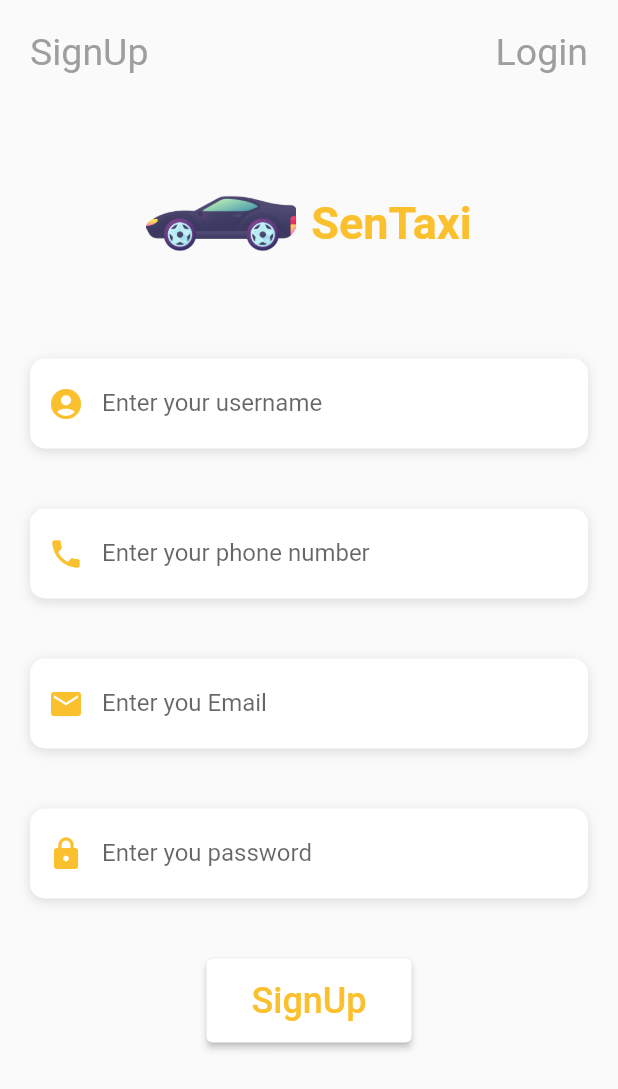
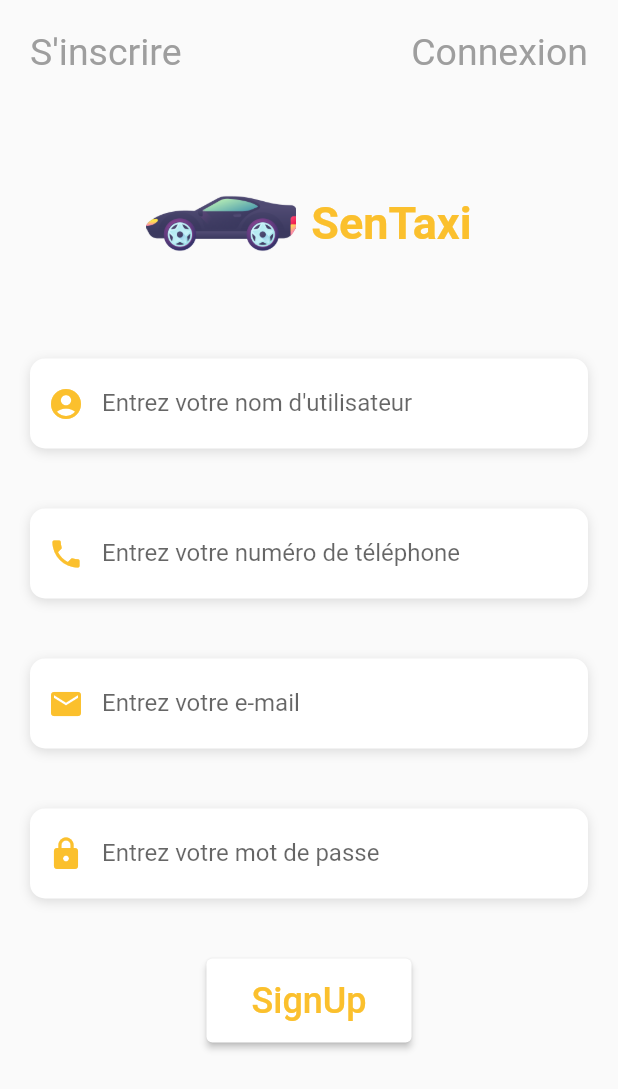
Before and after one commit to omar6260/taxi-app, a Flutter app: the LoginSignUp screen opened directly, on a phone screen of 412 x 824 dp. Shown: the top 1089 px of the screen. Run offline on Flutter 3.47's test engine with Material 2 defaults, Android fonts, the phone set to English and light mode, and no system bars; our stand-ins replace animated_text_kit, avatar_glow, cloud_firestore, firebase_auth, firebase_core, google_maps_flutter; missing offline and left inert: flutter_onboard, flutter_polyline_points; accounts and stored records are empty; Roboto replaces fonts that are missing (Opensans).

Commit message:
add to modification 1

```diff
--- a/lib/pages/login.dart
+++ b/lib/pages/login.dart
@@ -72,11 +72,11 @@ class _LoginSignUpState extends State<LoginSignUp> {
           onTap: () {
             setState(() {
               signUpPage = true;
-              btnText = "SignUp";
+              btnText = "S'inscrire";
             });
           },
-          child: Text(
-            "SignUp",
+          child: const Text(
+            "S'inscrire",
             style: TextStyle(color: Colors.grey, fontSize: 25),
           ),
         ),
@@ -84,11 +84,11 @@ class _LoginSignUpState extends State<LoginSignUp> {
           onTap: () {
             setState(() {
               signUpPage = false;
-              btnText = "Login";
+              btnText = "Connexion";
             });
           },
-          child: Text(
-            "Login",
+          child: const Text(
+            "Connexion",
             style: TextStyle(color: Colors.grey, fontSize: 25),
           ),
         ),
@@ -137,7 +137,7 @@ class _LoginSignUpState extends State<LoginSignUp> {
               Icons.account_circle,
               color: Colors.yellow[700],
             ),
-            hintText: "Enter your username",
+            hintText: "Entrez votre nom d'utilisateur",
           ),
         ),
       ),
@@ -162,7 +162,7 @@ class _LoginSignUpState extends State<LoginSignUp> {
               Icons.phone,
               color: Colors.yellow[700],
             ),
-            hintText: "Enter your phone number",
+            hintText: "Entrez votre numéro de téléphone",
           ),
         ),
       ),
@@ -187,7 +187,7 @@ class _LoginSignUpState extends State<LoginSignUp> {
               Icons.email,
               color: Colors.yellow[700],
             ),
-            hintText: "Enter you Email",
+            hintText: "Entrez votre e-mail",
           ),
         ),
       ),
@@ -213,7 +213,7 @@ class _LoginSignUpState extends State<LoginSignUp> {
               Icons.lock,
               color: Colors.yellow[700],
             ),
-            hintText: "Enter you password",
+            hintText: "Entrez votre mot de passe",
           ),
         ),
       ),
@@ -245,7 +245,7 @@ class _LoginSignUpState extends State<LoginSignUp> {
         context: context,
         barrierDismissible: false,
         builder: (BuildContext context) {
-          return ProgressDialog(message: "Registering, please wait...");
+          return ProgressDialog(message: "veuillez patienter");
         });
 
     final User? user = (await _auth
@@ -287,7 +287,7 @@ class _LoginSignUpState extends State<LoginSignUp> {
         context: context,
         barrierDismissible: false,
         builder: (BuildContext context) {
-          return ProgressDialog(message: "Verifying Login, please wait...");
+          return ProgressDialog(message: "veuillez patienter");
         });
 
     final User? user = (await _auth
--- a/lib/pages/splash.dart
+++ b/lib/pages/splash.dart
@@ -18,7 +18,7 @@ class _SplashPageState extends State<SplashPage> {
   void initState() {
     Timer(const Duration(seconds: 5), () {
       Navigator.pushReplacement(context,
-          MaterialPageRoute(builder: (context) => const LoginSignUp()));
+          MaterialPageRoute(builder: (context) => const OnboardingPage()));
     });
   }
 
--- a/pubspec.yaml
+++ b/pubspec.yaml
@@ -42,6 +42,7 @@ dependencies:
   avatar_glow: ^2.0.2
   animated_text_kit: ^4.2.1
   flutter_onboard: ^2.0.0
+  flutter_polyline_points: ^1.0.0
 
 dev_dependencies:
   flutter_test:
```
Also changed, not shown: lib/pages/onboarding.dart (+4 -13 lines), lib/service/google_map.dart (+65 -16 lines), pubspec.lock.
